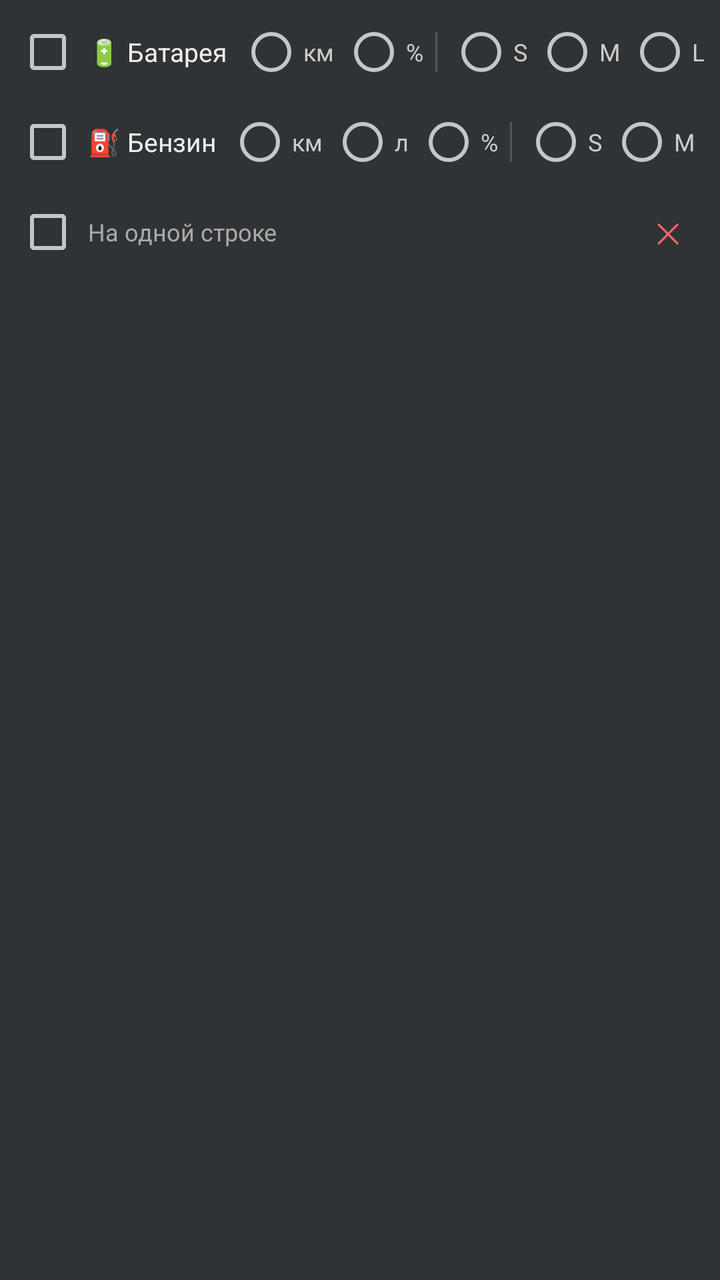
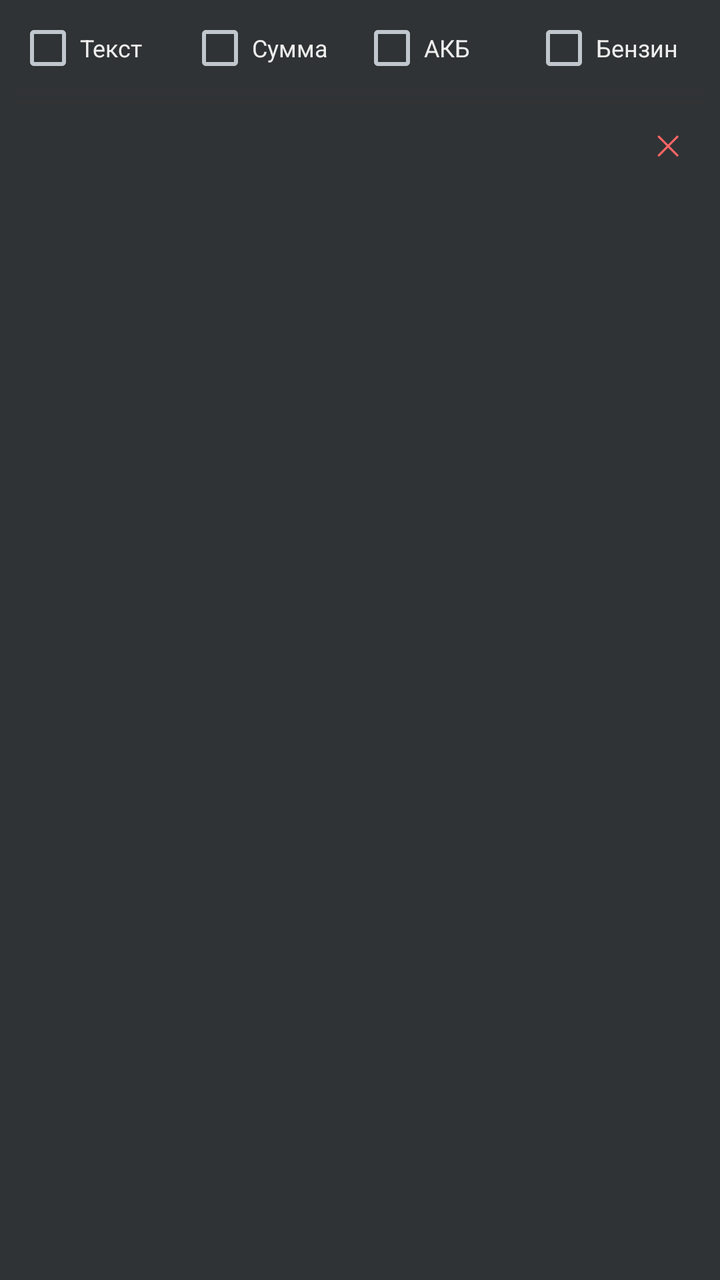

An Android layout rendered at two revisions. The XML below is the earlier revision; the diff shows what the commit changed to produce the second picture.
<!-- AndroidManifest.xml: application theme android:Theme.DeviceDefault -->
<!-- res/layout/line_item.xml -->
<?xml version="1.0" encoding="utf-8"?>
<LinearLayout
    xmlns:android="http://schemas.android.com/apk/res/android"
    android:layout_width="match_parent"
    android:layout_height="wrap_content"
    android:orientation="vertical"
    android:padding="8dp"
    android:background="#1AFFFFFF"
    android:layout_marginBottom="6dp">

    
    <LinearLayout
        android:layout_width="match_parent"
        android:layout_height="wrap_content"
        android:orientation="horizontal"
        android:gravity="center_vertical"
        android:minHeight="36dp">

        <CheckBox
            android:id="@+id/cbBattery"
            android:layout_width="wrap_content"
            android:layout_height="wrap_content"
            android:text="🔋 Батарея"
            android:textColor="#EEEEEE"
            android:textSize="13sp"
            android:minWidth="0dp"
            android:paddingStart="4dp" />

        
        <LinearLayout
            android:id="@+id/layBatOptions"
            android:layout_width="0dp"
            android:layout_height="wrap_content"
            android:layout_weight="1"
            android:orientation="horizontal"
            android:gravity="center_vertical"
            android:layout_marginStart="6dp">

            
            <RadioGroup
                android:id="@+id/rgBatDisplay"
                android:layout_width="wrap_content"
                android:layout_height="wrap_content"
                android:orientation="horizontal">
                <RadioButton android:id="@+id/rbBatKm"      android:layout_width="wrap_content" android:layout_height="wrap_content" android:text="км"  android:textColor="#CCC" android:textSize="12sp" android:minWidth="0dp"/>
                <RadioButton android:id="@+id/rbBatPercent" android:layout_width="wrap_content" android:layout_height="wrap_content" android:text="%"   android:textColor="#CCC" android:textSize="12sp" android:minWidth="0dp" android:layout_marginStart="4dp"/>
            </RadioGroup>

            
            <View
                android:layout_width="1dp"
                android:layout_height="20dp"
                android:background="#555555"
                android:layout_marginHorizontal="6dp" />

            
            <RadioGroup
                android:id="@+id/rgBatSize"
                android:layout_width="wrap_content"
                android:layout_height="wrap_content"
                android:orientation="horizontal">
                <RadioButton android:id="@+id/rbBatS"  android:layout_width="wrap_content" android:layout_height="wrap_content" android:text="S"  android:textColor="#CCC" android:textSize="12sp" android:minWidth="0dp"/>
                <RadioButton android:id="@+id/rbBatM"  android:layout_width="wrap_content" android:layout_height="wrap_content" android:text="M"  android:textColor="#CCC" android:textSize="12sp" android:minWidth="0dp" android:layout_marginStart="4dp"/>
                <RadioButton android:id="@+id/rbBatL"  android:layout_width="wrap_content" android:layout_height="wrap_content" android:text="L"  android:textColor="#CCC" android:textSize="12sp" android:minWidth="0dp" android:layout_marginStart="4dp"/>
                <RadioButton android:id="@+id/rbBatXL" android:layout_width="wrap_content" android:layout_height="wrap_content" android:text="XL" android:textColor="#CCC" android:textSize="12sp" android:minWidth="0dp" android:layout_marginStart="4dp"/>
            </RadioGroup>
        </LinearLayout>
    </LinearLayout>

    
    <View
        android:layout_width="match_parent"
        android:layout_height="1dp"
        android:background="#333333"
        android:layout_marginVertical="4dp" />

    
    <LinearLayout
        android:layout_width="match_parent"
        android:layout_height="wrap_content"
        android:orientation="horizontal"
        android:gravity="center_vertical"
        android:minHeight="36dp">

        <CheckBox
            android:id="@+id/cbFuel"
            android:layout_width="wrap_content"
            android:layout_height="wrap_content"
            android:text="⛽ Бензин"
            android:textColor="#EEEEEE"
            android:textSize="13sp"
            android:minWidth="0dp"
            android:paddingStart="4dp" />

        
        <LinearLayout
            android:id="@+id/layFuelOptions"
            android:layout_width="0dp"
            android:layout_height="wrap_content"
            android:layout_weight="1"
            android:orientation="horizontal"
            android:gravity="center_vertical"
            android:layout_marginStart="6dp">

            
            <RadioGroup
                android:id="@+id/rgFuelDisplay"
                android:layout_width="wrap_content"
                android:layout_height="wrap_content"
                android:orientation="horizontal">
                <RadioButton android:id="@+id/rbFuelKm"     android:layout_width="wrap_content" android:layout_height="wrap_content" android:text="км" android:textColor="#CCC" android:textSize="12sp" android:minWidth="0dp"/>
                <RadioButton android:id="@+id/rbFuelLiters"  android:layout_width="wrap_content" android:layout_height="wrap_content" android:text="л"  android:textColor="#CCC" android:textSize="12sp" android:minWidth="0dp" android:layout_marginStart="4dp"/>
                <RadioButton android:id="@+id/rbFuelPercent" android:layout_width="wrap_content" android:layout_height="wrap_content" android:text="%"  android:textColor="#CCC" android:textSize="12sp" android:minWidth="0dp" android:layout_marginStart="4dp"/>
            </RadioGroup>

            
            <View
                android:layout_width="1dp"
                android:layout_height="20dp"
                android:background="#555555"
                android:layout_marginHorizontal="6dp" />

            
            <RadioGroup
                android:id="@+id/rgFuelSize"
                android:layout_width="wrap_content"
                android:layout_height="wrap_content"
                android:orientation="horizontal">
                <RadioButton android:id="@+id/rbFuelS"  android:layout_width="wrap_content" android:layout_height="wrap_content" android:text="S"  android:textColor="#CCC" android:textSize="12sp" android:minWidth="0dp"/>
                <RadioButton android:id="@+id/rbFuelM"  android:layout_width="wrap_content" android:layout_height="wrap_content" android:text="M"  android:textColor="#CCC" android:textSize="12sp" android:minWidth="0dp" android:layout_marginStart="4dp"/>
                <RadioButton android:id="@+id/rbFuelL"  android:layout_width="wrap_content" android:layout_height="wrap_content" android:text="L"  android:textColor="#CCC" android:textSize="12sp" android:minWidth="0dp" android:layout_marginStart="4dp"/>
                <RadioButton android:id="@+id/rbFuelXL" android:layout_width="wrap_content" android:layout_height="wrap_content" android:text="XL" android:textColor="#CCC" android:textSize="12sp" android:minWidth="0dp" android:layout_marginStart="4dp"/>
            </RadioGroup>
        </LinearLayout>
    </LinearLayout>

    
    <View
        android:layout_width="match_parent"
        android:layout_height="1dp"
        android:background="#333333"
        android:layout_marginVertical="4dp" />

    
    <LinearLayout
        android:layout_width="match_parent"
        android:layout_height="wrap_content"
        android:orientation="horizontal"
        android:gravity="center_vertical">

        <CheckBox
            android:id="@+id/cbCombine"
            android:layout_width="0dp"
            android:layout_height="wrap_content"
            android:layout_weight="1"
            android:text="На одной строке"
            android:textColor="#AAAAAA"
            android:textSize="12sp"
            android:paddingStart="4dp" />

        <Button
            android:id="@+id/btnDeleteEntry"
            android:layout_width="36dp"
            android:layout_height="36dp"
            android:text="✕"
            android:textSize="14sp"
            android:textColor="#FF6666"
            android:background="@android:color/transparent"
            android:padding="4dp" />
    </LinearLayout>

</LinearLayout>
<!-- resources referenced by this layout -->
<resources>

</resources>

<!-- the commit's change to res/layout/line_item.xml (unified diff, before → after) -->
@@ -8,156 +8,160 @@
     android:background="#1AFFFFFF"
     android:layout_marginBottom="6dp">
 
-    
     <LinearLayout
         android:layout_width="match_parent"
         android:layout_height="wrap_content"
         android:orientation="horizontal"
         android:gravity="center_vertical"
-        android:minHeight="36dp">
+        android:layout_marginBottom="4dp">
+        
+        <CheckBox
+            android:id="@+id/cbText"
+            android:layout_width="0dp"
+            android:layout_weight="1"
+            android:layout_height="wrap_content"
+            android:text="Текст"
+            android:textColor="#EEEEEE"
+            android:textSize="12sp"
+            android:minWidth="0dp" />
+
+        <CheckBox
+            android:id="@+id/cbSum"
+            android:layout_width="0dp"
+            android:layout_weight="1"
+            android:layout_height="wrap_content"
+            android:text="Сумма"
+            android:textColor="#EEEEEE"
+            android:textSize="12sp"
+            android:minWidth="0dp" />
 
         <CheckBox
             android:id="@+id/cbBattery"
-            android:layout_width="wrap_content"
+            android:layout_width="0dp"
+            android:layout_weight="1"
             android:layout_height="wrap_content"
-            android:text="🔋 Батарея"
+            android:text="АКБ"
             android:textColor="#EEEEEE"
-            android:textSize="13sp"
-            android:minWidth="0dp"
-            android:paddingStart="4dp" />
+            android:textSize="12sp"
+            android:minWidth="0dp" />
 
-        
-        <LinearLayout
-            android:id="@+id/layBatOptions"
+        <CheckBox
+            android:id="@+id/cbFuel"
+            android:layout_width="0dp"
+            android:layout_weight="1"
+            android:layout_height="wrap_content"
+            android:text="Бензин"
+            android:textColor="#EEEEEE"
+            android:textSize="12sp"
+            android:minWidth="0dp" />
+    </LinearLayout>
+
+    <View android:layout_width="match_parent" android:layout_height="1dp" android:background="#333333" android:layout_marginVertical="2dp" />
+
+    
+    <LinearLayout
+        android:id="@+id/layTextOptions"
+        android:layout_width="match_parent"
+        android:layout_height="wrap_content"
+        android:orientation="horizontal"
+        android:gravity="center_vertical"
+        android:visibility="gone"
+        android:minHeight="32dp">
+        <TextView android:layout_width="45dp" android:layout_height="wrap_content" android:text="Текст:" android:textColor="#AAA" android:textSize="11sp"/>
+        <EditText
+            android:id="@+id/etTextValue"
             android:layout_width="0dp"
             android:layout_height="wrap_content"
             android:layout_weight="1"
-            android:orientation="horizontal"
-            android:gravity="center_vertical"
-            android:layout_marginStart="6dp">
-
-            
-            <RadioGroup
-                android:id="@+id/rgBatDisplay"
-                android:layout_width="wrap_content"
-                android:layout_height="wrap_content"
-                android:orientation="horizontal">
-                <RadioButton android:id="@+id/rbBatKm"      android:layout_width="wrap_content" android:layout_height="wrap_content" android:text="км"  android:textColor="#CCC" android:textSize="12sp" android:minWidth="0dp"/>
-                <RadioButton android:id="@+id/rbBatPercent" android:layout_width="wrap_content" android:layout_height="wrap_content" android:text="%"   android:textColor="#CCC" android:textSize="12sp" android:minWidth="0dp" android:layout_marginStart="4dp"/>
-            </RadioGroup>
-
-            
-            <View
-                android:layout_width="1dp"
-                android:layout_height="20dp"
-                android:background="#555555"
-                android:layout_marginHorizontal="6dp" />
-
-            
-            <RadioGroup
-                android:id="@+id/rgBatSize"
-                android:layout_width="wrap_content"
-                android:layout_height="wrap_content"
-                android:orientation="horizontal">
-                <RadioButton android:id="@+id/rbBatS"  android:layout_width="wrap_content" android:layout_height="wrap_content" android:text="S"  android:textColor="#CCC" android:textSize="12sp" android:minWidth="0dp"/>
-                <RadioButton android:id="@+id/rbBatM"  android:layout_width="wrap_content" android:layout_height="wrap_content" android:text="M"  android:textColor="#CCC" android:textSize="12sp" android:minWidth="0dp" android:layout_marginStart="4dp"/>
-                <RadioButton android:id="@+id/rbBatL"  android:layout_width="wrap_content" android:layout_height="wrap_content" android:text="L"  android:textColor="#CCC" android:textSize="12sp" android:minWidth="0dp" android:layout_marginStart="4dp"/>
-                <RadioButton android:id="@+id/rbBatXL" android:layout_width="wrap_content" android:layout_height="wrap_content" android:text="XL" android:textColor="#CCC" android:textSize="12sp" android:minWidth="0dp" android:layout_marginStart="4dp"/>
-            </RadioGroup>
-        </LinearLayout>
+            android:hint="Текст"
+            android:textColor="#FFF"
+            android:textColorHint="#666"
+            android:textSize="12sp"
+            android:backgroundTint="#555"
+            android:padding="4dp" />
+        <View android:layout_width="1dp" android:layout_height="16dp" android:background="#555" android:layout_marginHorizontal="4dp" />
+        <RadioGroup android:id="@+id/rgTextSize" android:layout_width="wrap_content" android:layout_height="wrap_content" android:orientation="horizontal">
+            <RadioButton android:id="@+id/rbTextS" layout_width="wrap_content" layout_height="wrap_content" text="S" textColor="#CCC" textSize="11sp" minWidth="0dp"/>
+            <RadioButton android:id="@+id/rbTextM" layout_width="wrap_content" layout_height="wrap_content" text="M" textColor="#CCC" textSize="11sp" minWidth="0dp" layout_marginStart="2dp"/>
+            <RadioButton android:id="@+id/rbTextL" layout_width="wrap_content" layout_height="wrap_content" text="L" textColor="#CCC" textSize="11sp" minWidth="0dp" layout_marginStart="2dp"/>
+            <RadioButton android:id="@+id/rbTextXL" layout_width="wrap_content" layout_height="wrap_content" text="XL" textColor="#CCC" textSize="11sp" minWidth="0dp" layout_marginStart="2dp"/>
+        </RadioGroup>
     </LinearLayout>
 
     
-    <View
+    <LinearLayout
+        android:id="@+id/laySumOptions"
         android:layout_width="match_parent"
-        android:layout_height="1dp"
-        android:background="#333333"
-        android:layout_marginVertical="4dp" />
+        android:layout_height="wrap_content"
+        android:orientation="horizontal"
+        android:gravity="center_vertical"
+        android:visibility="gone"
+        android:minHeight="32dp">
+        <TextView android:layout_width="45dp" android:layout_height="wrap_content" android:text="Сумма:" android:textColor="#AAA" android:textSize="11sp"/>
+        <Space android:layout_width="0dp" android:layout_height="wrap_content" android:layout_weight="1" />
+        <View android:layout_width="1dp" android:layout_height="16dp" android:background="#555" android:layout_marginHorizontal="4dp" />
+        <RadioGroup android:id="@+id/rgSumSize" android:layout_width="wrap_content" android:layout_height="wrap_content" android:orientation="horizontal">
+            <RadioButton android:id="@+id/rbSumS" layout_width="wrap_content" layout_height="wrap_content" text="S" textColor="#CCC" textSize="11sp" minWidth="0dp"/>
+            <RadioButton android:id="@+id/rbSumM" layout_width="wrap_content" layout_height="wrap_content" text="M" textColor="#CCC" textSize="11sp" minWidth="0dp" layout_marginStart="2dp"/>
+            <RadioButton android:id="@+id/rbSumL" layout_width="wrap_content" layout_height="wrap_content" text="L" textColor="#CCC" textSize="11sp" minWidth="0dp" layout_marginStart="2dp"/>
+            <RadioButton android:id="@+id/rbSumXL" layout_width="wrap_content" layout_height="wrap_content" text="XL" textColor="#CCC" textSize="11sp" minWidth="0dp" layout_marginStart="2dp"/>
+        </RadioGroup>
+    </LinearLayout>
 
     
+    <LinearLayout
+        android:id="@+id/layBatOptions"
+        android:layout_width="match_parent"
+        android:layout_height="wrap_content"
+        android:orientation="horizontal"
+        android:gravity="center_vertical"
+        android:visibility="gone"
+        android:minHeight="32dp">
+        <TextView android:layout_width="45dp" android:layout_height="wrap_content" android:text="АКБ:" android:textColor="#AAA" android:textSize="11sp"/>
+        <RadioGroup android:id="@+id/rgBatDisplay" android:layout_width="0dp" android:layout_height="wrap_content" android:layout_weight="1" android:orientation="horizontal">
+            <RadioButton android:id="@+id/rbBatKm" layout_width="wrap_content" layout_height="wrap_content" text="км" textColor="#CCC" textSize="11sp" minWidth="0dp"/>
+            <RadioButton android:id="@+id/rbBatPercent" layout_width="wrap_content" layout_height="wrap_content" text="%" textColor="#CCC" textSize="11sp" minWidth="0dp" layout_marginStart="4dp"/>
+        </RadioGroup>
+        <View android:layout_width="1dp" android:layout_height="16dp" android:background="#555" android:layout_marginHorizontal="4dp" />
+        <RadioGroup android:id="@+id/rgBatSize" android:layout_width="wrap_content" android:layout_height="wrap_content" android:orientation="horizontal">
+            <RadioButton android:id="@+id/rbBatS" layout_width="wrap_content" layout_height="wrap_content" text="S" textColor="#CCC" textSize="11sp" minWidth="0dp"/>
+            <RadioButton android:id="@+id/rbBatM" layout_width="wrap_content" layout_height="wrap_content" text="M" textColor="#CCC" textSize="11sp" minWidth="0dp" layout_marginStart="2dp"/>
+            <RadioButton android:id="@+id/rbBatL" layout_width="wrap_content" layout_height="wrap_content" text="L" textColor="#CCC" textSize="11sp" minWidth="0dp" layout_marginStart="2dp"/>
+            <RadioButton android:id="@+id/rbBatXL" layout_width="wrap_content" layout_height="wrap_content" text="XL" textColor="#CCC" textSize="11sp" minWidth="0dp" layout_marginStart="2dp"/>
+        </RadioGroup>
+    </LinearLayout>
+
+    
+    <LinearLayout
+        android:id="@+id/layFuelOptions"
+        android:layout_width="match_parent"
+        android:layout_height="wrap_content"
+        android:orientation="horizontal"
+        android:gravity="center_vertical"
+        android:visibility="gone"
+        android:minHeight="32dp">
+        <TextView android:layout_width="45dp" android:layout_height="wrap_content" android:text="Бензин:" android:textColor="#AAA" android:textSize="11sp"/>
+        <RadioGroup android:id="@+id/rgFuelDisplay" android:layout_width="0dp" android:layout_height="wrap_content" android:layout_weight="1" android:orientation="horizontal">
+            <RadioButton android:id="@+id/rbFuelKm" layout_width="wrap_content" layout_height="wrap_content" text="км" textColor="#CCC" textSize="11sp" minWidth="0dp"/>
+            <RadioButton android:id="@+id/rbFuelLiters" layout_width="wrap_content" layout_height="wrap_content" text="л" textColor="#CCC" textSize="11sp" minWidth="0dp" layout_marginStart="4dp"/>
+            <RadioButton android:id="@+id/rbFuelPercent" layout_width="wrap_content" layout_height="wrap_content" text="%" textColor="#CCC" textSize="11sp" minWidth="0dp" layout_marginStart="4dp"/>
+        </RadioGroup>
+        <View android:layout_width="1dp" android:layout_height="16dp" android:background="#555" android:layout_marginHorizontal="4dp" />
+        <RadioGroup android:id="@+id/rgFuelSize" android:layout_width="wrap_content" android:layout_height="wrap_content" android:orientation="horizontal">
+            <RadioButton android:id="@+id/rbFuelS" layout_width="wrap_content" layout_height="wrap_content" text="S" textColor="#CCC" textSize="11sp" minWidth="0dp"/>
+            <RadioButton android:id="@+id/rbFuelM" layout_width="wrap_content" layout_height="wrap_content" text="M" textColor="#CCC" textSize="11sp" minWidth="0dp" layout_marginStart="2dp"/>
+            <RadioButton android:id="@+id/rbFuelL" layout_width="wrap_content" layout_height="wrap_content" text="L" textColor="#CCC" textSize="11sp" minWidth="0dp" layout_marginStart="2dp"/>
+            <RadioButton android:id="@+id/rbFuelXL" layout_width="wrap_content" layout_height="wrap_content" text="XL" textColor="#CCC" textSize="11sp" minWidth="0dp" layout_marginStart="2dp"/>
+        </RadioGroup>
+    </LinearLayout>
+
+    <View android:layout_width="match_parent" android:layout_height="1dp" android:background="#333333" android:layout_marginVertical="2dp" />
+
     <LinearLayout
         android:layout_width="match_parent"
         android:layout_height="wrap_content"
         android:orientation="horizontal"
-        android:gravity="center_vertical"
-        android:minHeight="36dp">
-
-        <CheckBox
-            android:id="@+id/cbFuel"
-            android:layout_width="wrap_content"
-            android:layout_height="wrap_content"
-            android:text="⛽ Бензин"
-            android:textColor="#EEEEEE"
-            android:textSize="13sp"
-            android:minWidth="0dp"
-            android:paddingStart="4dp" />
-
-        
-        <LinearLayout
-            android:id="@+id/layFuelOptions"
-            android:layout_width="0dp"
-            android:layout_height="wrap_content"
-            android:layout_weight="1"
-            android:orientation="horizontal"
-            android:gravity="center_vertical"
-            android:layout_marginStart="6dp">
-
-            
-            <RadioGroup
-                android:id="@+id/rgFuelDisplay"
-                android:layout_width="wrap_content"
-                android:layout_height="wrap_content"
-                android:orientation="horizontal">
-                <RadioButton android:id="@+id/rbFuelKm"     android:layout_width="wrap_content" android:layout_height="wrap_content" android:text="км" android:textColor="#CCC" android:textSize="12sp" android:minWidth="0dp"/>
-                <RadioButton android:id="@+id/rbFuelLiters"  android:layout_width="wrap_content" android:layout_height="wrap_content" android:text="л"  android:textColor="#CCC" android:textSize="12sp" android:minWidth="0dp" android:layout_marginStart="4dp"/>
-                <RadioButton android:id="@+id/rbFuelPercent" android:layout_width="wrap_content" android:layout_height="wrap_content" android:text="%"  android:textColor="#CCC" android:textSize="12sp" android:minWidth="0dp" android:layout_marginStart="4dp"/>
-            </RadioGroup>
-
-            
-            <View
-                android:layout_width="1dp"
-                android:layout_height="20dp"
-                android:background="#555555"
-                android:layout_marginHorizontal="6dp" />
-
-            
-            <RadioGroup
-                android:id="@+id/rgFuelSize"
-                android:layout_width="wrap_content"
-                android:layout_height="wrap_content"
-                android:orientation="horizontal">
-                <RadioButton android:id="@+id/rbFuelS"  android:layout_width="wrap_content" android:layout_height="wrap_content" android:text="S"  android:textColor="#CCC" android:textSize="12sp" android:minWidth="0dp"/>
-                <RadioButton android:id="@+id/rbFuelM"  android:layout_width="wrap_content" android:layout_height="wrap_content" android:text="M"  android:textColor="#CCC" android:textSize="12sp" android:minWidth="0dp" android:layout_marginStart="4dp"/>
-                <RadioButton android:id="@+id/rbFuelL"  android:layout_width="wrap_content" android:layout_height="wrap_content" android:text="L"  android:textColor="#CCC" android:textSize="12sp" android:minWidth="0dp" android:layout_marginStart="4dp"/>
-                <RadioButton android:id="@+id/rbFuelXL" android:layout_width="wrap_content" android:layout_height="wrap_content" android:text="XL" android:textColor="#CCC" android:textSize="12sp" android:minWidth="0dp" android:layout_marginStart="4dp"/>
-            </RadioGroup>
-        </LinearLayout>
-    </LinearLayout>
-
-    
-    <View
-        android:layout_width="match_parent"
-        android:layout_height="1dp"
-        android:background="#333333"
-        android:layout_marginVertical="4dp" />
-
-    
-    <LinearLayout
-        android:layout_width="match_parent"
-        android:layout_height="wrap_content"
-        android:orientation="horizontal"
-        android:gravity="center_vertical">
-
-        <CheckBox
-            android:id="@+id/cbCombine"
-            android:layout_width="0dp"
-            android:layout_height="wrap_content"
-            android:layout_weight="1"
-            android:text="На одной строке"
-            android:textColor="#AAAAAA"
-            android:textSize="12sp"
-            android:paddingStart="4dp" />
-
+        android:gravity="end|center_vertical">
         <Button
             android:id="@+id/btnDeleteEntry"
             android:layout_width="36dp"
@@ -168,5 +172,4 @@
             android:background="@android:color/transparent"
             android:padding="4dp" />
     </LinearLayout>
-
 </LinearLayout>
